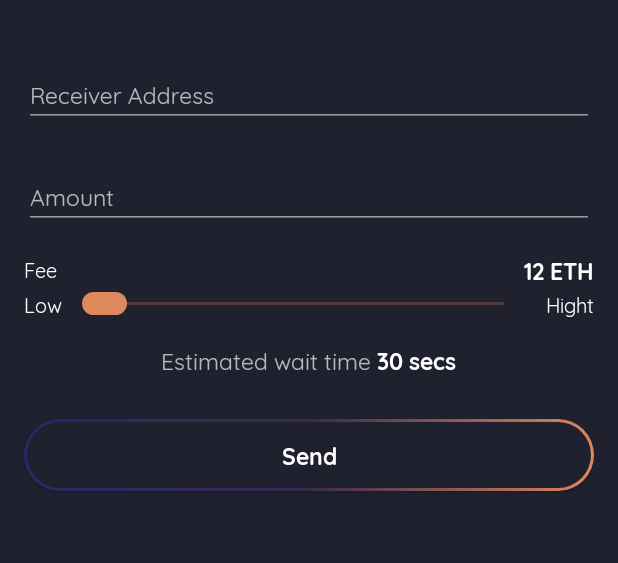
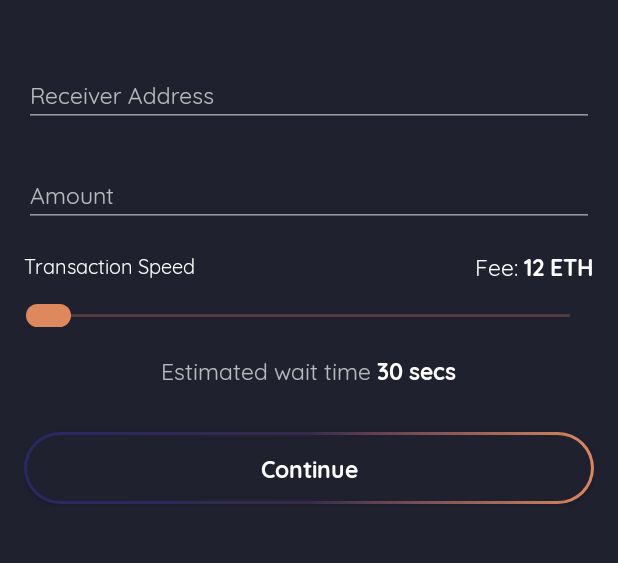
Before and after one commit to ibrahimsn98/android-eth-wallet, an Android app: the SendFragment screen opened through its navigation route, on a phone screen of 412 x 824 dp, the part 60-623 px from its top. Run offline under Robolectric (Android 15) with nearby library versions, the phone set to English and light mode, and no system bars; our stand-ins replace Dagger/Hilt's generated code, Room's generated code, RxJava; plain views replace NiceBottomBar; network calls fail; 1 statement that could not run was skipped.

Commit message:
update general UI

```diff
--- a/app/src/main/java/me/ibrahimsn/wallet/entity/Wallet.kt
+++ b/app/src/main/java/me/ibrahimsn/wallet/entity/Wallet.kt
@@ -34,4 +34,8 @@ class Wallet {
     fun sameAddress(address: String): Boolean {
         return this.address == address
     }
+
+    override fun toString(): String {
+        return "$name"
+    }
 }
--- a/app/src/main/java/me/ibrahimsn/wallet/ui/home/HomeActivity.kt
+++ b/app/src/main/java/me/ibrahimsn/wallet/ui/home/HomeActivity.kt
@@ -26,6 +26,7 @@ class HomeActivity : BaseActivity() {
             override fun onItemSelect(pos: Int) {
                 when (pos) {
                     0 -> navController.navigate(R.id.walletFragment)
+                    1 -> navController.navigate(R.id.receiveFragment)
                     2 -> navController.navigate(R.id.sendFragment)
                     3 -> navController.navigate(R.id.menuFragment)
                 }
--- a/app/src/main/java/me/ibrahimsn/wallet/ui/receive/ReceiveFragment.kt
+++ b/app/src/main/java/me/ibrahimsn/wallet/ui/receive/ReceiveFragment.kt
@@ -8,6 +8,7 @@ import android.widget.Toast
 import com.google.zxing.BarcodeFormat
 import com.google.zxing.MultiFormatWriter
 import com.journeyapps.barcodescanner.BarcodeEncoder
+import kotlinx.android.synthetic.main.fragment_receive.*
 import me.ibrahimsn.wallet.R
 import me.ibrahimsn.wallet.base.BaseFragment
 import me.ibrahimsn.wallet.ui.home.HomeActivity
@@ -20,6 +21,8 @@ class ReceiveFragment : BaseFragment<HomeActivity>() {
 
     override fun onViewCreated(view: View, savedInstanceState: Bundle?) {
         super.onViewCreated(view, savedInstanceState)
+
+        ivBarcode.setImageBitmap(createQRImage("0x4353453"))
     }
 
     private fun createQRImage(address: String): Bitmap? {
--- a/app/src/main/java/me/ibrahimsn/wallet/ui/send/SendFragment.kt
+++ b/app/src/main/java/me/ibrahimsn/wallet/ui/send/SendFragment.kt
@@ -21,5 +21,7 @@ class SendFragment : BaseFragment<HomeActivity>() {
     override fun onViewCreated(view: View, savedInstanceState: Bundle?) {
         super.onViewCreated(view, savedInstanceState)
         viewModel = ViewModelProviders.of(activity, viewModelFactory).get(SendViewModel::class.java)
+
+
     }
 }
--- /dev/null
+++ b/app/src/main/java/me/ibrahimsn/wallet/view/WaveView.kt
@@ -0,0 +1,87 @@
+package me.ibrahimsn.wallet.view
+
+import android.animation.ValueAnimator
+import android.content.Context
+import android.graphics.*
+import android.graphics.Paint.ANTI_ALIAS_FLAG
+import android.util.AttributeSet
+import android.view.View
+import android.view.animation.DecelerateInterpolator
+import android.view.animation.OvershootInterpolator
+
+class WaveView constructor(context: Context, attrs: AttributeSet? = null) : View(context, attrs) {
+
+    private val waveGap = 90f
+    private var maxRadius = 0f
+    private var center = PointF(0f, 0f)
+    private var initialRadius = 0f
+
+    private val green = Color.parseColor("#1f212f")
+    private val gradientColors = intArrayOf(modifyAlpha(green, 0.8f), modifyAlpha(green, 0.9f), green, green)
+
+    private var waveAnimator: ValueAnimator? = null
+    private var waveRadiusOffset = 0f
+        set(value) {
+            field = value
+            postInvalidateOnAnimation()
+        }
+
+    private val wavePaint = Paint(ANTI_ALIAS_FLAG).apply {
+        color = Color.parseColor("#f5f5f5")
+        strokeWidth = 10f
+        style = Paint.Style.STROKE
+    }
+
+    private val gradientPaint = Paint(ANTI_ALIAS_FLAG).apply {
+        xfermode = PorterDuffXfermode(PorterDuff.Mode.SRC_ATOP)
+    }
+
+    override fun onMeasure(widthMeasureSpec: Int, heightMeasureSpec: Int) {
+        super.onMeasure(widthMeasureSpec, heightMeasureSpec)
+        setMeasuredDimension(widthMeasureSpec, widthMeasureSpec)
+    }
+
+    override fun onSizeChanged(w: Int, h: Int, oldw: Int, oldh: Int) {
+        center.set(w / 2f, h / 2f)
+        maxRadius = Math.hypot(center.x.toDouble(), center.y.toDouble()).toFloat()
+        initialRadius = w / waveGap
+
+        gradientPaint.shader = RadialGradient(center.x, center.y, maxRadius,
+                gradientColors, null, Shader.TileMode.CLAMP)
+    }
+
+    override fun onDraw(canvas: Canvas) {
+        super.onDraw(canvas)
+
+        var currentRadius = initialRadius + waveRadiusOffset
+        while (currentRadius < maxRadius) {
+            canvas.drawCircle(center.x, center.y, currentRadius, wavePaint)
+            currentRadius += waveGap
+        }
+
+        canvas.drawPaint(gradientPaint)
+    }
+
+    override fun onAttachedToWindow() {
+        super.onAttachedToWindow()
+        waveAnimator = ValueAnimator.ofFloat(waveGap, 0f).apply {
+            addUpdateListener {
+                waveRadiusOffset = it.animatedValue as Float
+            }
+            duration = 2000L
+            repeatMode = ValueAnimator.RESTART
+            repeatCount = ValueAnimator.INFINITE
+            interpolator = DecelerateInterpolator()
+            start()
+        }
+    }
+
+    override fun onDetachedFromWindow() {
+        waveAnimator?.cancel()
+        super.onDetachedFromWindow()
+    }
+
+    private fun modifyAlpha(color: Int, alpha: Float): Int {
+        return color and 0x00ffffff or ((alpha * 255).toInt() shl 24)
+    }
+}
--- a/app/src/main/res/layout/fragment_send.xml
+++ b/app/src/main/res/layout/fragment_send.xml
@@ -1,18 +1,20 @@
 <?xml version="1.0" encoding="utf-8"?>
-<LinearLayout xmlns:android="http://schemas.android.com/apk/res/android"
+<android.support.constraint.ConstraintLayout xmlns:android="http://schemas.android.com/apk/res/android"
 	android:layout_width="match_parent"
 	android:layout_height="match_parent"
 	xmlns:app="http://schemas.android.com/apk/res-auto"
 	android:orientation="vertical"
-	android:padding="16dp"
-	android:background="@color/colorBackground">
+	android:gravity="center_horizontal"
+	android:background="@color/colorBackground"
+	android:padding="16dp">
 
 	<android.support.design.widget.TextInputLayout
+		android:id="@+id/tiyReceiverAddress"
 		android:layout_width="match_parent"
 		android:layout_height="wrap_content"
-		android:layout_marginBottom="15dp"
 		android:hint="Receiver Address"
-		android:textColorHint="@color/colorTextSecondary">
+		android:textColorHint="@color/colorTextSecondary"
+		app:layout_constraintTop_toTopOf="parent">
 
 		<android.support.design.widget.TextInputEditText
 			android:id="@+id/etReceiverAddress"
@@ -26,11 +28,13 @@
 	</android.support.design.widget.TextInputLayout>
 
 	<android.support.design.widget.TextInputLayout
+		android:id="@+id/tiyAmount"
 		android:layout_width="match_parent"
 		android:layout_height="wrap_content"
-		android:layout_marginBottom="15dp"
+		android:layout_marginTop="14dp"
 		android:hint="Amount"
-		android:textColorHint="@color/colorTextSecondary">
+		android:textColorHint="@color/colorTextSecondary"
+		app:layout_constraintTop_toBottomOf="@id/tiyReceiverAddress">
 
 		<android.support.design.widget.TextInputEditText
 			android:id="@+id/etAmount"
@@ -44,18 +48,29 @@
 	</android.support.design.widget.TextInputLayout>
 
 	<LinearLayout
+		android:id="@+id/linearLayout"
 		android:layout_width="match_parent"
 		android:layout_height="wrap_content"
-		android:layout_marginBottom="2dp"
+		android:layout_marginTop="14dp"
 		android:gravity="center_vertical"
-		android:orientation="horizontal">
+		android:orientation="horizontal"
+		app:layout_constraintTop_toBottomOf="@id/tiyAmount">
 
 		<TextView
 			android:layout_width="0dp"
 			android:layout_height="wrap_content"
 			android:layout_weight="1"
-			android:text="Fee"
+			android:text="Transaction Speed"
 			android:textSize="13sp"
+			android:textColor="@color/white"/>
+
+		<TextView
+			android:layout_width="wrap_content"
+			android:layout_height="wrap_content"
+			android:layout_marginStart="0dp"
+			android:layout_marginEnd="4dp"
+			android:text="Fee:"
+			android:textSize="15sp"
 			android:textColor="@color/white"/>
 
 		<TextView
@@ -68,44 +83,23 @@
 
 	</LinearLayout>
 
-	<LinearLayout
+	<SeekBar
+		android:id="@+id/seekBar"
 		android:layout_width="match_parent"
 		android:layout_height="wrap_content"
-		android:orientation="horizontal"
-		android:gravity="center_vertical">
-
-		<TextView
-			android:layout_width="wrap_content"
-			android:layout_height="wrap_content"
-			android:text="Low"
-			android:textSize="13sp"
-			android:textColor="@color/white"/>
-
-		<SeekBar
-			android:layout_width="0dp"
-			android:layout_height="wrap_content"
-			android:layout_weight="1"
-			android:layout_marginStart="12dp"
-			android:layout_marginEnd="12dp"
-			android:progressBackgroundTint="@color/colorAccent"
-			android:thumb="@drawable/ic_seekbar_thumb"/>
-
-		<TextView
-			android:layout_width="wrap_content"
-			android:layout_height="wrap_content"
-			android:text="Hight"
-			android:textSize="13sp"
-			android:textColor="@color/white"/>
-
-	</LinearLayout>
+		android:layout_marginTop="14dp"
+		android:progressBackgroundTint="@color/colorAccent"
+		android:thumb="@drawable/ic_seekbar_thumb"
+		app:layout_constraintTop_toBottomOf="@id/linearLayout"/>
 
 	<LinearLayout
+		android:id="@+id/linearLayout2"
 		android:layout_width="match_parent"
 		android:layout_height="wrap_content"
-		android:layout_marginBottom="12dp"
 		android:padding="16dp"
 		android:orientation="horizontal"
-		android:gravity="center_horizontal">
+		android:gravity="center_horizontal"
+		app:layout_constraintTop_toBottomOf="@id/seekBar">
 
 		<TextView
 			android:layout_width="wrap_content"
@@ -128,15 +122,16 @@
 	</LinearLayout>
 
 	<Button
-		android:id="@+id/btSend"
+		android:id="@+id/btContinue"
 		android:layout_width="match_parent"
 		android:layout_height="wrap_content"
-		android:layout_marginBottom="20dp"
+		android:layout_marginTop="14dp"
 		android:textColor="@color/colorTextPrimary"
 		android:textSize="15sp"
 		android:textStyle="bold"
-		android:text="Send"
+		android:text="Continue"
 		android:textAllCaps="false"
-		android:background="@drawable/ic_button_background"/>
+		android:background="@drawable/ic_button_background"
+		app:layout_constraintTop_toBottomOf="@id/linearLayout2"/>
 
-</LinearLayout>
+</android.support.constraint.ConstraintLayout>
--- a/app/src/main/res/layout/row_wallet.xml
+++ b/app/src/main/res/layout/row_wallet.xml
@@ -12,7 +12,7 @@
 	<ImageView
 		android:layout_width="wrap_content"
 		android:layout_height="wrap_content"
-		android:src="@drawable/ic_wallet"
+		android:src="@drawable/ic_ethereum"
 		android:tint="@color/colorAccent"
 		android:layout_marginStart="0dp"
 		android:layout_marginEnd="12dp"
--- a/app/src/main/res/navigation/home_graph.xml
+++ b/app/src/main/res/navigation/home_graph.xml
@@ -23,4 +23,8 @@
 		android:id="@+id/sendFragment"
 		android:name="me.ibrahimsn.wallet.ui.send.SendFragment"
 		android:label="SendFragment" />
+	<fragment
+		android:id="@+id/receiveFragment"
+		android:name="me.ibrahimsn.wallet.ui.receive.ReceiveFragment"
+		android:label="ReceiveFragment" />
 </navigation>
```
Also changed, not shown: app/src/main/java/me/ibrahimsn/wallet/di/module/HomeFragmentBuilder.kt (+7 -0 lines), app/src/main/java/me/ibrahimsn/wallet/view/NiceSeekBar.kt (deleted, +0 -19 lines), app/src/main/res/drawable/ic_input_background.xml (added, +12 -0 lines), app/src/main/res/layout/activity_import_wallet.xml (+19 -23 lines), app/src/main/res/layout/fragment_receive.xml (+44 -3 lines), app/src/main/res/layout/fragment_wallet.xml (+64 -102 lines).
